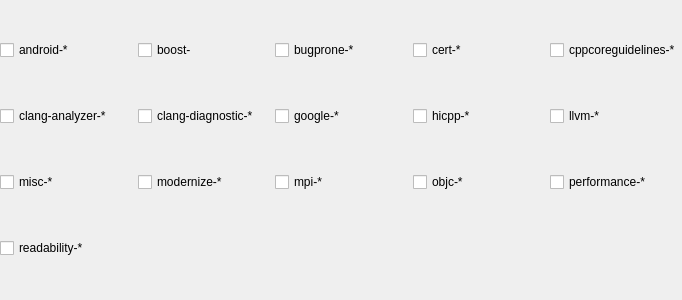
Before: the Qt Designer form src/plugins/cpptools/tidychecks.ui in qt-creator/qt-creator, drawn with Qt 5.
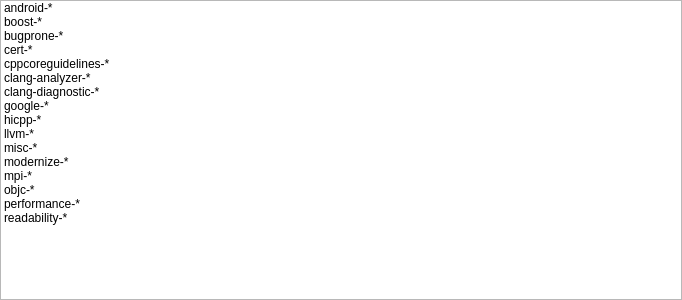
After: the same form once the commit is applied.

Commit message:
Clang: Improve code model plugins settings UI
Describe clazy levels, improve layouts.

What changed in the file:
```diff
--- a/src/plugins/cpptools/tidychecks.ui
+++ b/src/plugins/cpptools/tidychecks.ui
@@ -27,127 +27,87 @@
     <number>0</number>
    </property>
    <item>
-    <layout class="QHBoxLayout" name="horizontalLayout_2">
+    <widget class="QListWidget" name="checksList">
      <item>
-      <widget class="QCheckBox" name="androidCheck">
        <property name="text">
         <string>android-*</string>
        </property>
-      </widget>
      </item>
      <item>
-      <widget class="QCheckBox" name="boostCheck">
        <property name="text">
-        <string>boost-</string>
-       </property>
-      </widget>
+       <string>boost-*</string>
+      </property>
      </item>
      <item>
-      <widget class="QCheckBox" name="bugproneCheck">
        <property name="text">
         <string>bugprone-*</string>
        </property>
-      </widget>
      </item>
      <item>
-      <widget class="QCheckBox" name="certCheck">
        <property name="text">
         <string>cert-*</string>
        </property>
-      </widget>
      </item>
      <item>
-      <widget class="QCheckBox" name="coreCheck">
        <property name="text">
         <string>cppcoreguidelines-*</string>
        </property>
-      </widget>
      </item>
-    </layout>
-   </item>
    <item>
-    <layout class="QHBoxLayout" name="horizontalLayout">
-     <item>
-      <widget class="QCheckBox" name="analyzerCheck">
        <property name="text">
         <string>clang-analyzer-*</string>
        </property>
-      </widget>
      </item>
      <item>
-      <widget class="QCheckBox" name="diagnosticCheck">
        <property name="text">
         <string>clang-diagnostic-*</string>
        </property>
-      </widget>
      </item>
      <item>
-      <widget class="QCheckBox" name="googleCheck">
        <property name="text">
         <string>google-*</string>
        </property>
-      </widget>
      </item>
      <item>
-      <widget class="QCheckBox" name="hicppCheck">
        <property name="text">
         <string>hicpp-*</string>
        </property>
-      </widget>
      </item>
      <item>
-      <widget class="QCheckBox" name="llvmCheck">
        <property name="text">
         <string>llvm-*</string>
        </property>
-      </widget>
      </item>
-    </layout>
-   </item>
    <item>
-    <layout class="QHBoxLayout" name="horizontalLayout_3">
-     <item>
-      <widget class="QCheckBox" name="miscCheck">
        <property name="text">
         <string>misc-*</string>
        </property>
-      </widget>
      </item>
      <item>
-      <widget class="QCheckBox" name="modernizeCheck">
        <property name="text">
         <string>modernize-*</string>
        </property>
-      </widget>
      </item>
      <item>
-      <widget class="QCheckBox" name="mpiCheck">
        <property name="text">
         <string>mpi-*</string>
        </property>
-      </widget>
      </item>
      <item>
-      <widget class="QCheckBox" name="objcCheck">
        <property name="text">
         <string>objc-*</string>
        </property>
-      </widget>
      </item>
      <item>
-      <widget class="QCheckBox" name="performanceCheck">
        <property name="text">
         <string>performance-*</string>
        </property>
-      </widget>
-     </item>
-    </layout>
    </item>
    <item>
-    <widget class="QCheckBox" name="readabilityCheck">
      <property name="text">
       <string>readability-*</string>
      </property>
+     </item>
     </widget>
    </item>
   </layout>
```
Lines whose indentation alone changed are shown as unchanged. The commit also changes 4 other files.
